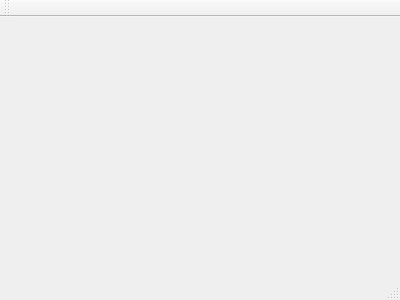
Old version of the form mainwindow.ui in the repository mr-d-self-driving/APA_QT_Assistant.
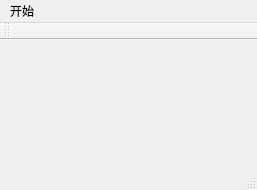
New version of the form.

What changed in the file:
```diff
--- a/mainwindow.ui
+++ b/mainwindow.ui
@@ -1,24 +1,45 @@
 <ui version="4.0">
  <class>MainWindow</class>
- <widget class="QMainWindow" name="MainWindow" >
-  <property name="geometry" >
+ <widget class="QMainWindow" name="MainWindow">
+  <property name="geometry">
    <rect>
     <x>0</x>
     <y>0</y>
-    <width>400</width>
-    <height>300</height>
+    <width>257</width>
+    <height>190</height>
    </rect>
   </property>
   <property name="windowTitle" >
    <string>MainWindow</string>
   </property>
-  <widget class="QMenuBar" name="menuBar" />
-  <widget class="QToolBar" name="mainToolBar" />
-  <widget class="QWidget" name="centralWidget" />
-  <widget class="QStatusBar" name="statusBar" />
+  <widget class="QWidget" name="centralWidget"/>
+  <widget class="QMenuBar" name="menuBar">
+   <property name="geometry">
+    <rect>
+     <x>0</x>
+     <y>0</y>
+     <width>257</width>
+     <height>17</height>
+    </rect>
+   </property>
+   <widget class="QMenu" name="menu2312">
+    <property name="title">
+     <string>开始</string>
+    </property>
+   </widget>
+   <addaction name="menu2312"/>
+  </widget>
+  <widget class="QToolBar" name="mainToolBar">
+   <attribute name="toolBarArea">
+    <enum>TopToolBarArea</enum>
+   </attribute>
+   <attribute name="toolBarBreak">
+    <bool>true</bool>
+   </attribute>
+  </widget>
+  <widget class="QStatusBar" name="statusBar"/>
  </widget>
- <layoutDefault spacing="6" margin="11" />
- <pixmapfunction></pixmapfunction>
+ <layoutdefault spacing="6" margin="11"/>
  <resources/>
  <connections/>
 </ui>
```
Left out of the diff: 3 changed lines with no effect on the pictures.
